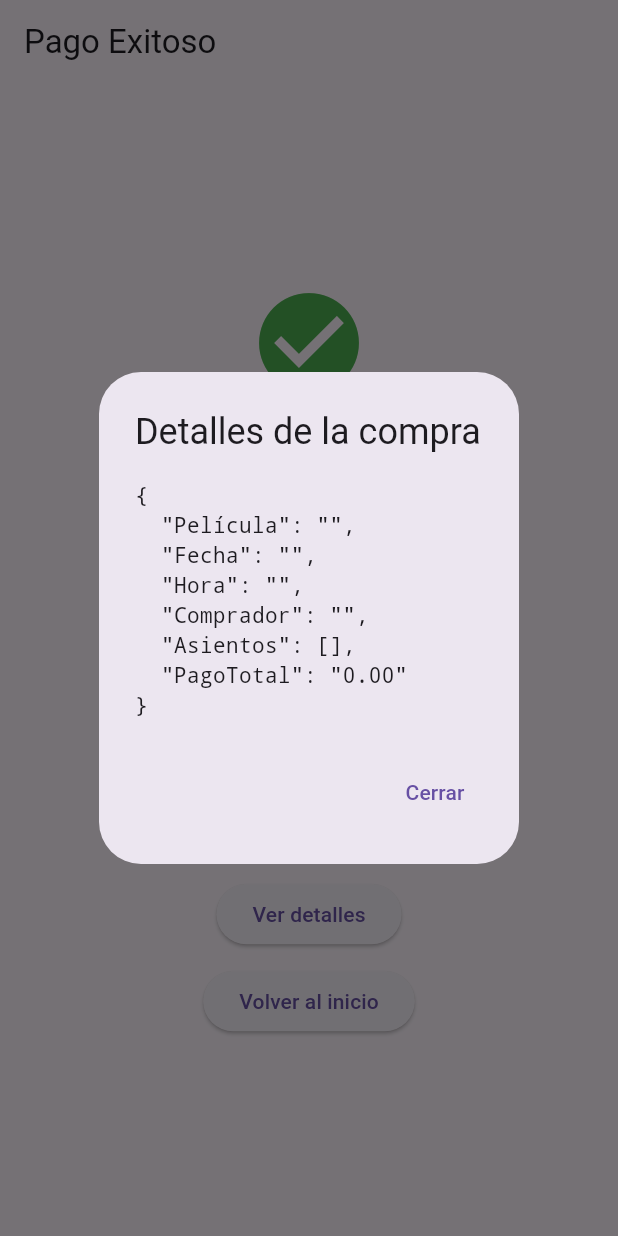
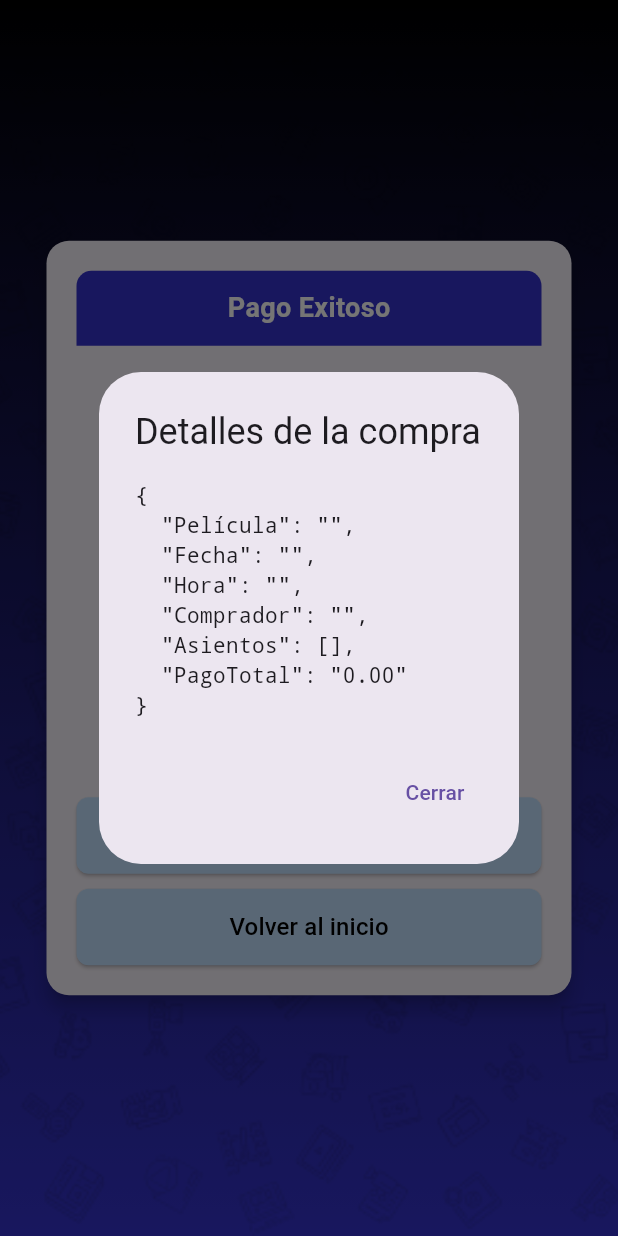
Before and after one commit to Cristhopher-Villamarin/proyecto-cine-moviles, a Flutter app: the PagoExitosoScreen screen opened directly with empty values, after a tap on "Ver detalles", on a phone screen of 412 x 824 dp. Run offline on Flutter 3.47's test engine with Material 3 defaults, Android fonts, the phone set to English and light mode, and no system bars; drawn by our look-alikes of qr_flutter; our stand-ins replace cloud_firestore, firebase_auth, firebase_core, google_sign_in; accounts and stored records are empty.

Commit message:
ultimos cambios

```diff
--- a/lib/views/pago_exito.dart
+++ b/lib/views/pago_exito.dart
@@ -36,52 +36,136 @@ class PagoExitosoScreen extends StatelessWidget {
     String qrData = jsonEncode(datosQR); // Convertir el mapa a JSON
 
     return Scaffold(
-      appBar: AppBar(title: const Text("Pago Exitoso")),
-      body: Center(
+      body: Stack(
+        children: [
+          /// **Fondo degradado**
+          Container(
+            decoration: BoxDecoration(
+              gradient: LinearGradient(
+                begin: Alignment.topCenter,
+                end: Alignment.bottomCenter,
+                colors: [
+                  Colors.black, // Negro en la parte superior
+                  Color(0xFF3533CD), // Azul oscuro en la parte inferior
+                ],
+              ),
+            ),
+          ),
+
+          /// **Imagen de marca de agua**
+          Positioned.fill(
+            child: Image.asset(
+              'assets/fondo.png',
+              fit: BoxFit.cover,
+              colorBlendMode: BlendMode.srcOver,
+            ),
+          ),
+
+          /// **Tarjeta con la información del pago**
+          Center(
+            child: Card(
+              elevation: 5,
+              shape: RoundedRectangleBorder(
+                borderRadius: BorderRadius.circular(15),
+              ),
+              child: Container(
+                width: 350, // Se hace más pequeña y centrada
+                padding: EdgeInsets.all(20),
                 child: Column(
-          mainAxisAlignment: MainAxisAlignment.center,
+                  mainAxisSize: MainAxisSize.min,
                   children: [
-            const Icon(Icons.check_circle, color: Colors.green, size: 80),
-            const SizedBox(height: 20),
-            const Text(
+                    /// **Encabezado "Pago Exitoso"**
+                    Container(
+                      padding: EdgeInsets.all(12),
+                      width: double.infinity,
+                      decoration: BoxDecoration(
+                        color: Color(0xFF3533CD), // Color de encabezado
+                        borderRadius: BorderRadius.vertical(top: Radius.circular(10)),
+                      ),
+                      child: Center(
+                        child: Text(
+                          "Pago Exitoso",
+                          style: TextStyle(
+                            color: Colors.white,
+                            fontSize: 18,
+                            fontWeight: FontWeight.bold,
+                          ),
+                        ),
+                      ),
+                    ),
+
+                    SizedBox(height: 16),
+
+                    /// **Mensaje de éxito**
+                    Text(
                       "¡Pago realizado con éxito!",
-              style: TextStyle(fontSize: 22, fontWeight: FontWeight.bold),
+                      textAlign: TextAlign.center,
+                      style: TextStyle(
+                        fontSize: 20,
+                        fontWeight: FontWeight.bold,
+                        color: Colors.black87,
                       ),
+                    ),
+
+                    SizedBox(height: 10),
+
+                    /// **Total pagado**
                     Text(
                       "Total pagado: \$${total.toStringAsFixed(2)}",
-              style: const TextStyle(fontSize: 18),
+                      style: TextStyle(
+                        fontSize: 18,
+                        fontWeight: FontWeight.bold,
+                        color: Color(0xFF3533CD), // Color especificado
                       ),
-            const SizedBox(height: 20),
+                    ),
 
-            // Código QR con diseño personalizado
+                    SizedBox(height: 20),
+
+                    /// **Código QR con diseño personalizado**
                     QrImageView(
                       data: qrData,
                       version: QrVersions.auto,
-              size: 200,
+                      size: 180,
                       backgroundColor: Colors.white,
-              eyeStyle: const QrEyeStyle(
+                      eyeStyle: QrEyeStyle(
                         eyeShape: QrEyeShape.square,
-                color: Colors.blue,
+                        color: Color(0xFF3533CD), // Color del borde del QR
                       ),
-              dataModuleStyle: const QrDataModuleStyle(
+                      dataModuleStyle: QrDataModuleStyle(
                         dataModuleShape: QrDataModuleShape.circle,
-                color: Colors.black,
+                        color: Colors.black, // Color de los módulos del QR
                       ),
                     ),
-            const SizedBox(height: 20),
 
-            // Botón para ver los detalles de la compra
-            ElevatedButton(
+                    SizedBox(height: 20),
+
+                    /// **Botón para ver detalles del QR**
+                    SizedBox(
+                      width: double.infinity,
+                      child: ElevatedButton(
                         onPressed: () {
                           _mostrarDetallesQR(context, datosQR);
                         },
-              child: const Text("Ver detalles"),
+                        style: ElevatedButton.styleFrom(
+                          backgroundColor: Color(0xFFC3E1FF), // Color del botón
+                          padding: EdgeInsets.symmetric(vertical: 14),
+                          shape: RoundedRectangleBorder(
+                            borderRadius: BorderRadius.circular(8),
+                          ),
+                        ),
+                        child: Text(
+                          "Ver detalles",
+                          style: TextStyle(fontSize: 16, color: Colors.black),
+                        ),
+                      ),
                     ),
 
-            const SizedBox(height: 10),
+                    SizedBox(height: 10),
 
-            // Botón para volver al inicio
-            ElevatedButton(
+                    /// **Botón para volver al inicio**
+                    SizedBox(
+                      width: double.infinity,
+                      child: ElevatedButton(
                         onPressed: () {
                           Navigator.pushReplacement(
                             context,
@@ -90,10 +174,25 @@ class PagoExitosoScreen extends StatelessWidget {
                             ),
                           );
                         },
-              child: const Text("Volver al inicio"),
+                        style: ElevatedButton.styleFrom(
+                          backgroundColor: Color(0xFFC3E1FF), // Color del botón
+                          padding: EdgeInsets.symmetric(vertical: 14),
+                          shape: RoundedRectangleBorder(
+                            borderRadius: BorderRadius.circular(8),
+                          ),
+                        ),
+                        child: Text(
+                          "Volver al inicio",
+                          style: TextStyle(fontSize: 16, color: Colors.black),
+                        ),
+                      ),
                     ),
                   ],
                 ),
+              ),
+            ),
+          ),
+        ],
       ),
     );
   }
@@ -104,17 +203,17 @@ class PagoExitosoScreen extends StatelessWidget {
       context: context,
       builder: (context) {
         return AlertDialog(
-          title: const Text("Detalles de la compra"),
+          title: Text("Detalles de la compra"),
           content: SingleChildScrollView(
             child: Text(
-              const JsonEncoder.withIndent("  ").convert(datosQR),
-              style: const TextStyle(fontFamily: 'monospace'),
+              JsonEncoder.withIndent("  ").convert(datosQR),
+              style: TextStyle(fontFamily: 'monospace'),
             ),
           ),
           actions: [
             TextButton(
               onPressed: () => Navigator.pop(context),
-              child: const Text("Cerrar"),
+              child: Text("Cerrar"),
             ),
           ],
         );
```
Lines whose indentation alone changed are shown as unchanged.
